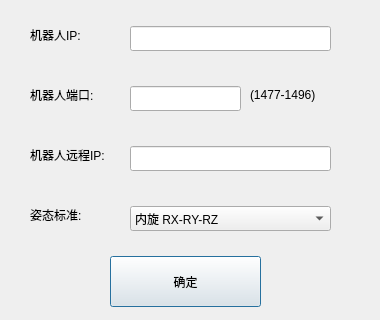
Qt form robotsetdlg.ui (qubo188612/qtwelding) before a commit; both pictures show x 0 to 380 and y 144 to 464 of the 380 by 464 pixel window.
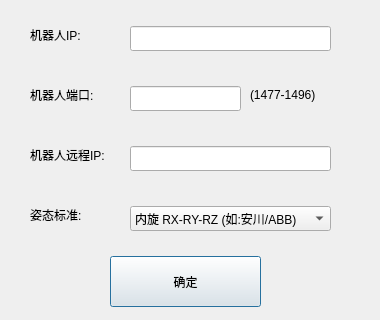
The same form after that commit.

Patch:
```diff
--- a/robotsetdlg.ui
+++ b/robotsetdlg.ui
@@ -180,7 +180,7 @@
    </property>
    <item>
     <property name="text">
-     <string>内旋 RX-RY-RZ</string>
+     <string>内旋 RX-RY-RZ (如:安川/ABB)</string>
     </property>
    </item>
    <item>
```
Left out of the diff: 4 changed lines with no effect on the pictures.
